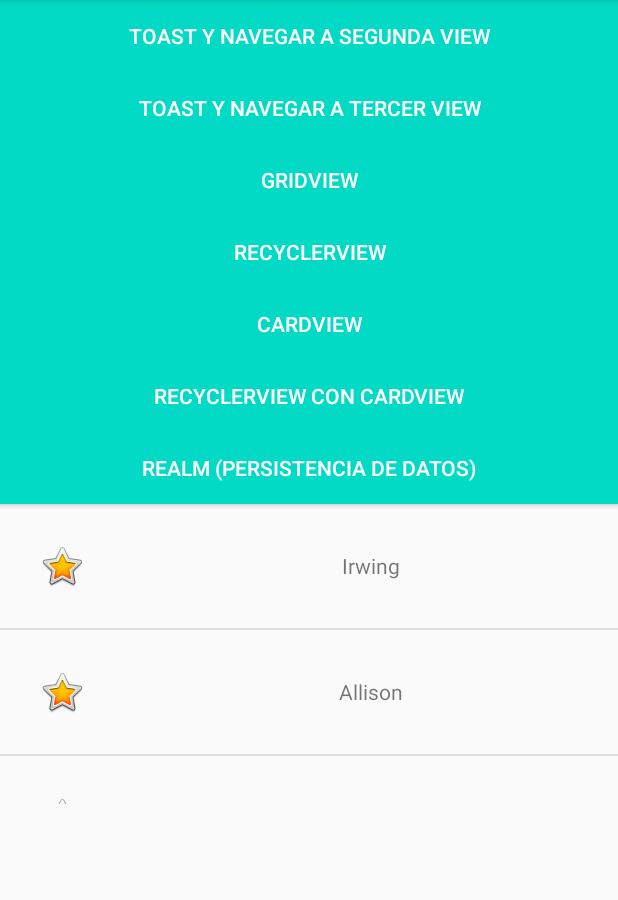
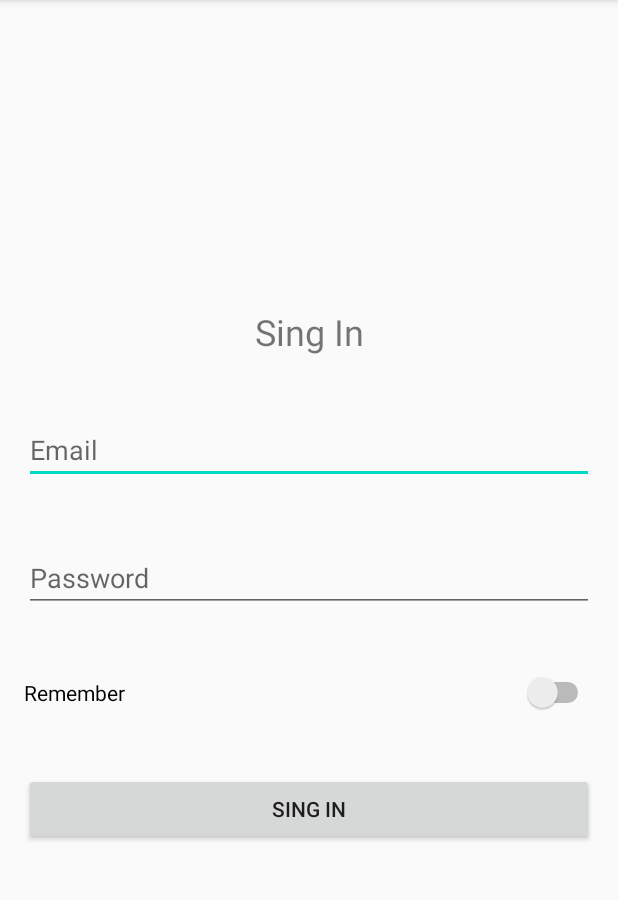
Before and after one commit to Irwing-Herrera/Android-Curso, an Android app: the screen it shows after launch (ListActivity before the commit, LoginActivity after it), on a phone screen of 412 x 824 dp, the part 84-984 px from its top. Run offline under Robolectric (Android 15) with nearby library versions, the phone set to English and light mode, and no system bars; libraries missing offline, so code that uses them is left out: io.realm; 7 statements that could not run were skipped.

Commit message:
Login con SplashScreen

```diff
--- /dev/null
+++ b/app/src/main/java/com/example/myapplicationcurso/Login/LoginActivity.java
@@ -0,0 +1,104 @@
+package com.example.myapplicationcurso.Login;
+
+import androidx.appcompat.app.AppCompatActivity;
+
+import android.content.Context;
+import android.content.Intent;
+import android.content.SharedPreferences;
+import android.os.Bundle;
+import android.text.TextUtils;
+import android.util.Patterns;
+import android.view.View;
+import android.widget.Button;
+import android.widget.EditText;
+import android.widget.Switch;
+import android.widget.Toast;
+
+import com.example.myapplicationcurso.MainActivity;
+import com.example.myapplicationcurso.R;
+import com.example.myapplicationcurso.Utils.Utils;
+
+public class LoginActivity extends AppCompatActivity {
+
+    private SharedPreferences preferences;
+
+    private EditText txtEmail;
+    private EditText txtPassword;
+    private Switch switchRemember;
+    private Button btnRegister;
+
+    @Override
+    protected void onCreate(Bundle savedInstanceState) {
+        super.onCreate(savedInstanceState);
+        setContentView(R.layout.activity_login);
+
+        _bindUI();
+
+        preferences = getSharedPreferences("Preferences", Context.MODE_PRIVATE);
+        _setCredentialsIfExist();
+
+        btnRegister.setOnClickListener(new View.OnClickListener() {
+            @Override
+            public void onClick(View v) {
+                String email = txtEmail.getText().toString().trim();
+                String password = txtPassword.getText().toString().trim();
+
+                if(_login(email, password)) {
+                    _goToMainActivity();
+                    _saveOnPreferences(email, password);
+                }
+            }
+        });
+    }
+
+    private void _saveOnPreferences(String email, String password) {
+        if (switchRemember.isChecked()) {
+            SharedPreferences.Editor editor = preferences.edit();
+            editor.putString("email", email);
+            editor.putString("password", password);
+            editor.apply();
+        }
+    }
+
+    private void _goToMainActivity() {
+        Intent intent = new Intent(this, MainActivity.class);
+        intent.setFlags(Intent.FLAG_ACTIVITY_NEW_TASK | Intent.FLAG_ACTIVITY_CLEAR_TASK);
+        startActivity(intent);
+    }
+
+    private void _bindUI() {
+        txtEmail = findViewById(R.id.txtEmail);
+        txtPassword = findViewById(R.id.txtPassword);
+        switchRemember = findViewById(R.id.switchRemember);
+        btnRegister = findViewById(R.id.btnRegister);
+    }
+
+    private boolean _login(String email, String password) {
+        if (!_isValidEmail(email)) {
+            Toast.makeText(this, "Email is not valid, please try again", Toast.LENGTH_LONG).show();
+            return false;
+        } else if (!_isValidPassword(password)) {
+            Toast.makeText(this, "Password is not valid, 4 characters or more ,please try again", Toast.LENGTH_LONG).show();
+            return false;
+        } else
+            return true;
+    }
+
+    private boolean _isValidEmail(String email) {
+        return !TextUtils.isEmpty(email) && Patterns.EMAIL_ADDRESS.matcher(email).matches();
+    }
+
+    private boolean _isValidPassword(String password) {
+        return password.length() > 4;
+    }
+
+    private void _setCredentialsIfExist() {
+        String email = Utils._getUserEmailPreferences(preferences);
+        String password = Utils._getUserPasswordPreferences(preferences);
+
+        if (!TextUtils.isEmpty(email) && !TextUtils.isEmpty(password)) {
+            txtEmail.setText(email);
+            txtPassword.setText(password);
+        }
+    }
+}
--- a/app/src/main/java/com/example/myapplicationcurso/MyApplication.java
+++ b/app/src/main/java/com/example/myapplicationcurso/MyApplication.java
@@ -1,6 +1,7 @@
 package com.example.myapplicationcurso;
 
 import android.app.Application;
+import android.os.SystemClock;
 
 import com.example.myapplicationcurso.BoardApp.Models.Alumno;
 import com.example.myapplicationcurso.BoardApp.Models.Escuela;
@@ -21,6 +22,8 @@ public class MyApplication extends Application {
     @Override
     public void onCreate() {
         super.onCreate();
+
+        SystemClock.sleep(3000);
 
         Realm.init(this);
         _setUpRealmConfig();
--- /dev/null
+++ b/app/src/main/java/com/example/myapplicationcurso/SplashActivity/SplashActivity.java
@@ -0,0 +1,39 @@
+package com.example.myapplicationcurso.SplashActivity;
+
+import androidx.appcompat.app.AppCompatActivity;
+
+import android.content.Context;
+import android.content.Intent;
+import android.content.SharedPreferences;
+import android.os.Bundle;
+import android.text.TextUtils;
+
+import com.example.myapplicationcurso.Login.LoginActivity;
+import com.example.myapplicationcurso.MainActivity;
+import com.example.myapplicationcurso.Utils.Utils;
+
+public class SplashActivity extends AppCompatActivity {
+
+    private SharedPreferences preferences;
+
+    @Override
+    protected void onCreate(Bundle savedInstanceState) {
+        super.onCreate(savedInstanceState);
+
+        preferences = getSharedPreferences("Preferences", Context.MODE_PRIVATE);
+
+        Intent intentLogin = new Intent(this, LoginActivity.class);
+        Intent intentMain = new Intent(this, MainActivity.class);
+
+        if (!TextUtils.isEmpty(Utils._getUserEmailPreferences(preferences)) && !TextUtils.isEmpty(Utils._getUserPasswordPreferences(preferences))) {
+            startActivity(intentMain);
+        } else {
+            startActivity(intentLogin);
+        }
+
+        // Mata la activity actual
+        finish();
+    }
+
+
+}
--- /dev/null
+++ b/app/src/main/java/com/example/myapplicationcurso/Utils/Utils.java
@@ -0,0 +1,14 @@
+package com.example.myapplicationcurso.Utils;
+
+import android.content.SharedPreferences;
+
+public class Utils {
+
+    public static String _getUserEmailPreferences(SharedPreferences preferences) {
+        return  preferences.getString("email", "");
+    }
+
+    public static String _getUserPasswordPreferences(SharedPreferences preferences) {
+        return  preferences.getString("password", "");
+    }
+}
--- /dev/null
+++ b/app/src/main/res/drawable/splash.xml
@@ -0,0 +1,12 @@
+<?xml version="1.0" encoding="utf-8"?>
+<layer-list xmlns:android="http://schemas.android.com/apk/res/android">
+    <item
+        android:drawable="@color/colorPrimary"
+        />
+    <item>
+        <bitmap
+            android:gravity="center"
+            android:src="@mipmap/ic_add_icon_fab"
+            />
+    </item>
+</layer-list>
--- /dev/null
+++ b/app/src/main/res/layout/activity_login.xml
@@ -0,0 +1,49 @@
+<?xml version="1.0" encoding="utf-8"?>
+<LinearLayout xmlns:android="http://schemas.android.com/apk/res/android"
+    xmlns:app="http://schemas.android.com/apk/res-auto"
+    xmlns:tools="http://schemas.android.com/tools"
+    android:layout_width="match_parent"
+    android:layout_height="match_parent"
+    android:gravity="center_vertical"
+    android:orientation="vertical"
+    android:padding="16dp"
+    tools:context=".Login.LoginActivity">
+
+    <TextView
+        android:layout_width="match_parent"
+        android:layout_height="wrap_content"
+        android:text="Sing In"
+        android:textSize="24dp"
+        android:gravity="center_horizontal"
+        android:layout_marginBottom="40dp"/>
+
+    <EditText
+        android:id="@+id/txtEmail"
+        android:layout_width="match_parent"
+        android:layout_height="wrap_content"
+        android:hint="Email"
+        android:inputType="textEmailAddress"
+        android:layout_marginBottom="40dp"/>
+
+    <EditText
+        android:id="@+id/txtPassword"
+        android:layout_width="match_parent"
+        android:layout_height="wrap_content"
+        android:hint="Password"
+        android:inputType="textPassword"
+        android:layout_marginBottom="40dp"/>
+
+    <Switch
+        android:id="@+id/switchRemember"
+        android:layout_width="match_parent"
+        android:layout_height="wrap_content"
+        android:text="Remember"
+        android:layout_marginBottom="40dp"/>
+
+    <Button
+        android:id="@+id/btnRegister"
+        android:layout_width="match_parent"
+        android:layout_height="wrap_content"
+        android:text="Sing In" />
+
+</LinearLayout>
--- a/app/src/main/res/values/styles.xml
+++ b/app/src/main/res/values/styles.xml
@@ -7,4 +7,7 @@
         <item name="colorAccent">@color/colorAccent</item>
     </style>
 
+    <style name="SplashScreen" parent="Theme.AppCompat.NoActionBar">
+        <item name="android:windowBackground">@drawable/splash</item>
+    </style>
 </resources>
```
Also changed, not shown: app/src/main/AndroidManifest.xml (+21 -15 lines), app/src/main/java/com/example/myapplicationcurso/ListView/ListViewActivity.java (added, +57 -0 lines), app/src/main/java/com/example/myapplicationcurso/MainActivity.java (renamed from app/src/main/java/com/example/myapplicationcurso/ListActivity.java, +60 -47 lines), app/src/main/res/layout/activity_list_view.xml (added, +14 -0 lines), app/src/main/res/layout/activity_main.xml (+9 -1 lines), app/src/main/res/menu/menu.xml (added, +15 -0 lines).
